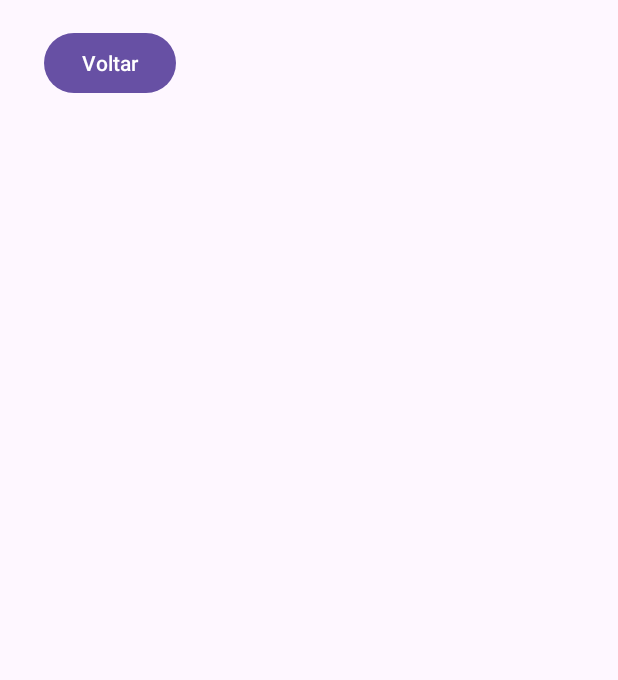
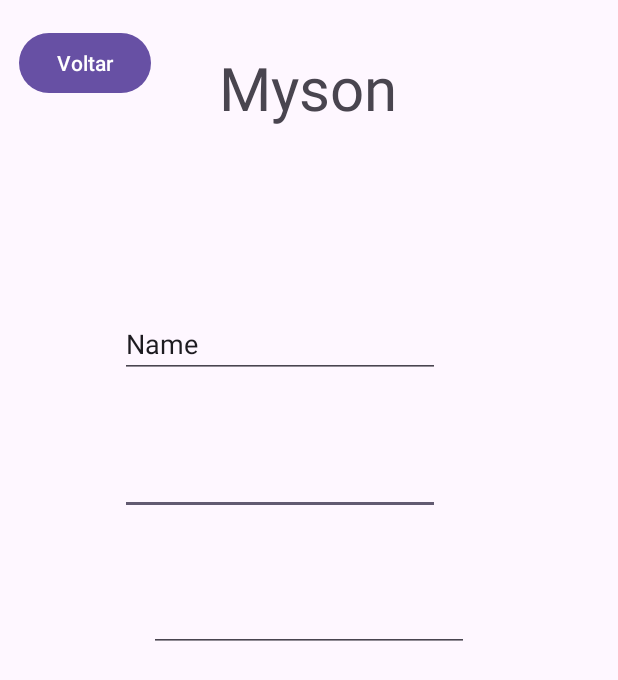
Before and after one commit to joaogpereira/Myson, an Android app: the CadastroUsuarioActivity screen opened directly, with no data from a screen before it, on a phone screen of 412 x 824 dp. Shown: the top 680 px of the screen. Run offline under Robolectric (Android 15) with nearby library versions, the phone set to English and light mode, and no system bars.

```diff
--- a/app/src/main/res/layout/activity_cadastro_usuario.xml
+++ b/app/src/main/res/layout/activity_cadastro_usuario.xml
@@ -14,8 +14,59 @@
         android:text="Voltar"
         app:layout_constraintBottom_toBottomOf="parent"
         app:layout_constraintEnd_toEndOf="parent"
-        app:layout_constraintHorizontal_bias="0.09"
+        app:layout_constraintHorizontal_bias="0.04"
         app:layout_constraintStart_toStartOf="parent"
         app:layout_constraintTop_toTopOf="parent"
         app:layout_constraintVertical_bias="0.023" />
+
+    <EditText
+        android:id="@+id/editTextTextEmailAddress2"
+        android:layout_width="wrap_content"
+        android:layout_height="wrap_content"
+        android:ems="10"
+        android:inputType="textEmailAddress"
+        app:layout_constraintBottom_toBottomOf="parent"
+        app:layout_constraintEnd_toEndOf="parent"
+        app:layout_constraintHorizontal_bias="0.402"
+        app:layout_constraintStart_toStartOf="parent"
+        app:layout_constraintTop_toTopOf="parent"
+        app:layout_constraintVertical_bias="0.383" />
+
+    <EditText
+        android:id="@+id/editTextNumberPassword"
+        android:layout_width="wrap_content"
+        android:layout_height="wrap_content"
+        android:ems="10"
+        android:inputType="numberPassword"
+        app:layout_constraintBottom_toBottomOf="parent"
+        app:layout_constraintEnd_toEndOf="parent"
+        app:layout_constraintStart_toStartOf="parent"
+        app:layout_constraintTop_toTopOf="parent" />
+
+    <EditText
+        android:id="@+id/editTextText"
+        android:layout_width="wrap_content"
+        android:layout_height="wrap_content"
+        android:ems="10"
+        android:inputType="text"
+        android:text="Name"
+        app:layout_constraintBottom_toBottomOf="parent"
+        app:layout_constraintEnd_toEndOf="parent"
+        app:layout_constraintHorizontal_bias="0.402"
+        app:layout_constraintStart_toStartOf="parent"
+        app:layout_constraintTop_toTopOf="parent"
+        app:layout_constraintVertical_bias="0.265" />
+
+    <TextView
+        android:id="@+id/textView6"
+        android:layout_width="wrap_content"
+        android:layout_height="wrap_content"
+        android:text="Myson"
+        android:textSize="40sp"
+        app:layout_constraintBottom_toBottomOf="parent"
+        app:layout_constraintEnd_toEndOf="parent"
+        app:layout_constraintHorizontal_bias="0.498"
+        app:layout_constraintStart_toStartOf="parent"
+        app:layout_constraintTop_toTopOf="parent"
+        app:layout_constraintVertical_bias="0.041" />
 </androidx.constraintlayout.widget.ConstraintLayout>
--- a/app/src/main/res/layout/activity_esqueci_senha.xml
+++ b/app/src/main/res/layout/activity_esqueci_senha.xml
@@ -12,7 +12,8 @@
         android:id="@+id/textView"
         android:layout_width="wrap_content"
         android:layout_height="wrap_content"
-        android:text="TextView"
+        android:fontFamily="@font/montserrat"
+        android:text="Tela Esqueci Senha"
         app:layout_constraintBottom_toBottomOf="parent"
         app:layout_constraintEnd_toEndOf="parent"
         app:layout_constraintHorizontal_bias="0.498"
@@ -21,9 +22,10 @@
         app:layout_constraintVertical_bias="0.432" />
 
     <Button
-        android:id="@+id/button3"
+        android:id="@+id/btnVoltarEsqueciSenha"
         android:layout_width="wrap_content"
         android:layout_height="wrap_content"
+        android:fontFamily="@font/montserrat"
         android:text="Voltar"
         app:layout_constraintBottom_toBottomOf="parent"
         app:layout_constraintEnd_toEndOf="parent"
```
Also changed, not shown: app/src/main/java/com/example/mysonapplication/EsqueciSenhaActivity.java (+16 -5 lines), app/src/main/res/layout/tela_login.xml (+9 -10 lines), 1 other file.
